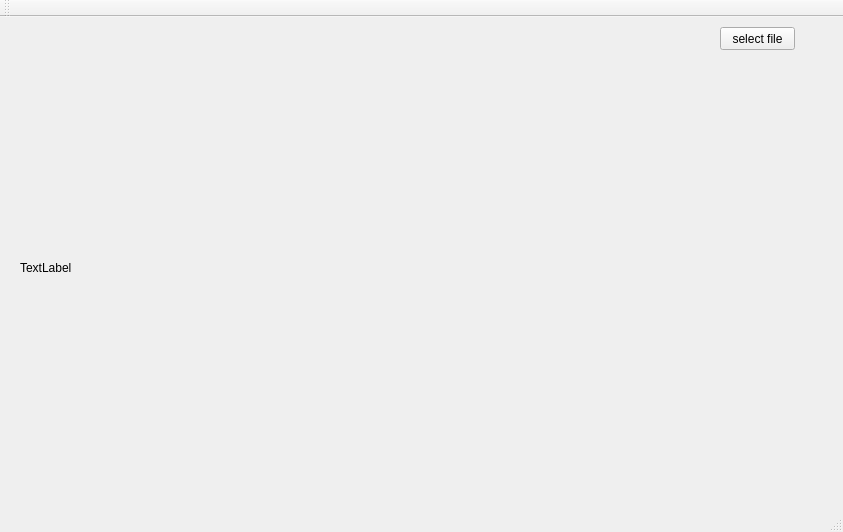
First picture: the form in mainwindow.ui, repository saulgold/face_track, before the edit.
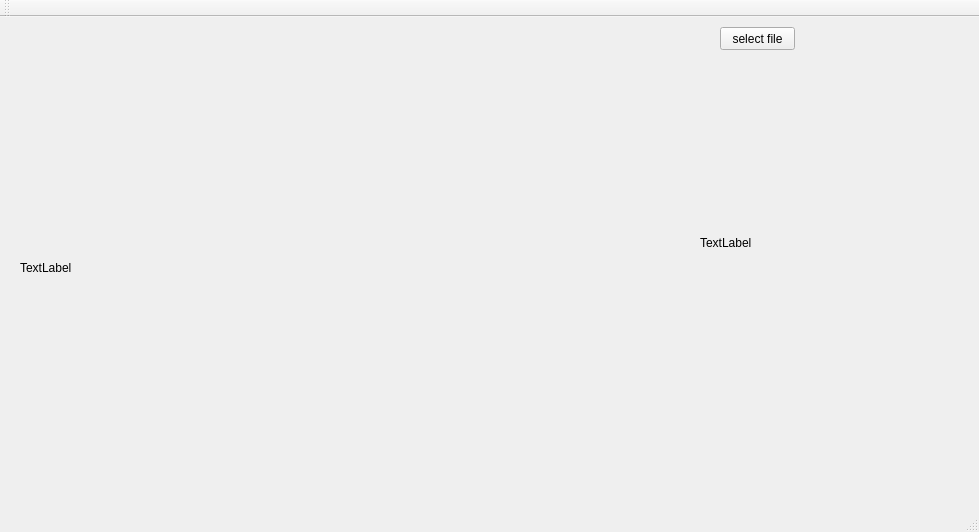
Second picture: the form after the edit.

Patch:
```diff
--- a/mainwindow.ui
+++ b/mainwindow.ui
@@ -6,7 +6,7 @@
    <rect>
     <x>0</x>
     <y>0</y>
-    <width>843</width>
+    <width>979</width>
     <height>532</height>
    </rect>
   </property>
@@ -40,6 +40,19 @@
      <string>select file</string>
     </property>
    </widget>
+   <widget class="QLabel" name="skinLabel">
+    <property name="geometry">
+     <rect>
+      <x>700</x>
+      <y>130</y>
+      <width>211</width>
+      <height>191</height>
+     </rect>
+    </property>
+    <property name="text">
+     <string>TextLabel</string>
+    </property>
+   </widget>
   </widget>
   <widget class="QMenuBar" name="menuBar">
    <property name="geometry">
```
Left out of the diff: 2 changed lines with no effect on the pictures.
